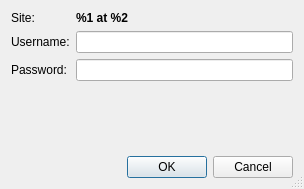
This is src/Gui/DlgAuthorization.ui in berndhahnebach/All_FreeCAD as Qt 5 draws it before an edit. The edited form follows.
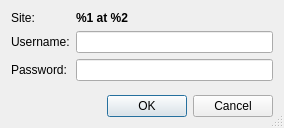
This is the edited form.

```diff
--- a/src/Gui/DlgAuthorization.ui
+++ b/src/Gui/DlgAuthorization.ui
@@ -6,8 +6,8 @@
    <rect>
     <x>0</x>
     <y>0</y>
-    <width>304</width>
-    <height>189</height>
+    <width>284</width>
+    <height>128</height>
    </rect>
   </property>
   <property name="windowTitle">
```
